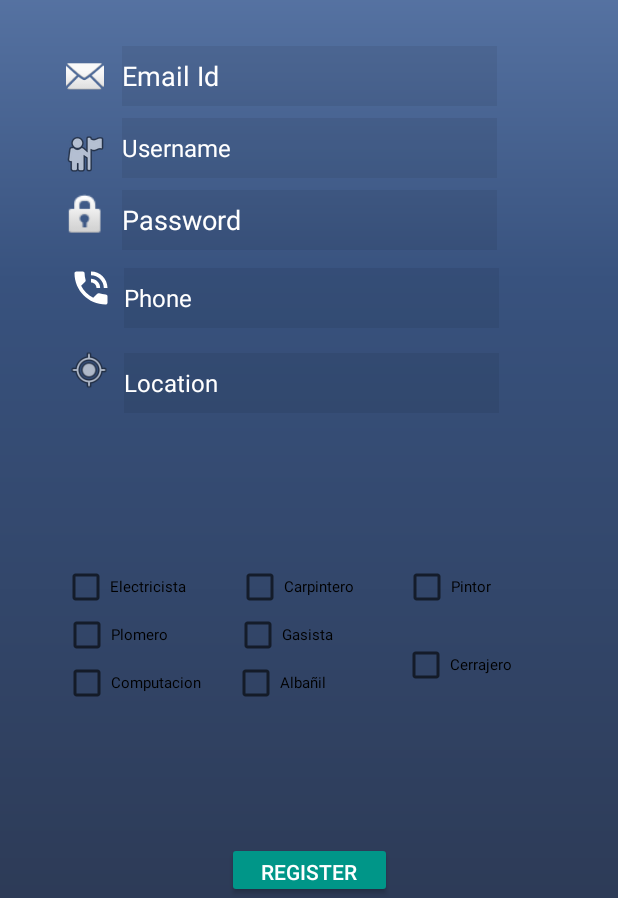
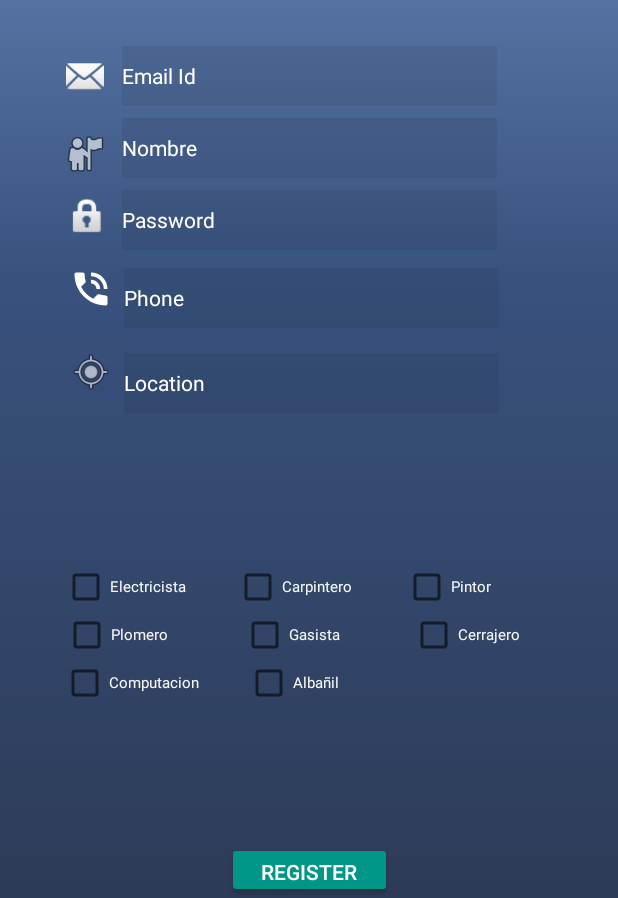
Before and after one commit to GaezOrt/SolveIt, an Android app: the SignUp screen opened directly, with no data from a screen before it, on a phone screen of 412 x 824 dp, the part 338-1236 px from its top. Run offline under Robolectric (Android 15) with nearby library versions, the phone set to English and light mode, and no system bars.

Commit message:
10 puntos

```diff
--- a/app/src/main/java/gunner/gunner/DownloadStuffInBackground.java
+++ b/app/src/main/java/gunner/gunner/DownloadStuffInBackground.java
@@ -33,6 +33,11 @@ public class DownloadStuffInBackground extends IntentService {
             if(Electricista.cantidadElectricistas==Electricidad.electricistas.size()){
                 stopSelf();
             }
+            if(Electricista.cantidadElectricistas>Electricidad.electricistas.size()){
+                Electricidad.showLoad=true;
+            }else{
+                Electricidad.showLoad=false;
+            }
 
     }
 }
--- a/app/src/main/java/gunner/gunner/LogInService.java
+++ b/app/src/main/java/gunner/gunner/LogInService.java
@@ -26,6 +26,6 @@ public class LogInService extends IntentService {
         if(!logIn){
             startActivity(new Intent(LogInService.this, LogIn.class));
         }
-        }
+    }
 
-    }
+}
--- a/app/src/main/java/gunner/gunner/SignUpService.java
+++ b/app/src/main/java/gunner/gunner/SignUpService.java
@@ -14,7 +14,7 @@ public class SignUpService extends IntentService {
     static boolean datosOk;
     static int estado;
     SignUp signUp= new SignUp();
-
+    static boolean imagenUsada=false;
 
     public SignUpService() {
         super("Log in service");
--- a/app/src/main/res/layout/register.xml
+++ b/app/src/main/res/layout/register.xml
@@ -14,6 +14,8 @@
         android:layout_width="wrap_content"
         android:layout_height="wrap_content"
         android:text="Electricista"
+        android:textColor="#FDF8F8F8"
+        android:textColorHint="#FDF1E9E9"
         android:textSize="10sp"
         app:layout_constraintEnd_toEndOf="parent"
         app:layout_constraintHorizontal_bias="0.126"
@@ -25,9 +27,11 @@
         android:layout_width="wrap_content"
         android:layout_height="wrap_content"
         android:text="Gasista"
+        android:textColor="#FDF8F8F8"
+        android:textColorHint="#FDF1E9E9"
         android:textSize="10sp"
         app:layout_constraintEnd_toEndOf="parent"
-        app:layout_constraintHorizontal_bias="0.187"
+        app:layout_constraintHorizontal_bias="0.209"
         app:layout_constraintStart_toEndOf="@+id/plomero"
         app:layout_constraintTop_toBottomOf="@+id/carpintero" />
 
@@ -36,20 +40,26 @@
         android:layout_width="wrap_content"
         android:layout_height="wrap_content"
         android:text="Carpintero"
+        android:textColor="#FDF8F8F8"
+        android:textColorHint="#FDF1E9E9"
         android:textSize="10sp"
         app:layout_constraintBottom_toTopOf="@+id/cuentaCreada"
         app:layout_constraintEnd_toStartOf="@+id/pintor"
+        app:layout_constraintHorizontal_bias="0.481"
         app:layout_constraintStart_toEndOf="@+id/Electricista"
-        app:layout_constraintTop_toBottomOf="@+id/location" />
+        app:layout_constraintTop_toBottomOf="@+id/location"
+        app:layout_constraintVertical_bias="0.503" />
 
     <CheckBox
         android:id="@+id/albanil"
         android:layout_width="wrap_content"
         android:layout_height="wrap_content"
         android:text="Albañil"
+        android:textColor="#FDF8F8F8"
+        android:textColorHint="#FDF1E9E9"
         android:textSize="10sp"
         app:layout_constraintEnd_toEndOf="parent"
-        app:layout_constraintHorizontal_bias="0.097"
+        app:layout_constraintHorizontal_bias="0.141"
         app:layout_constraintStart_toEndOf="@+id/computacion"
         app:layout_constraintTop_toBottomOf="@+id/gasista" />
 
@@ -58,6 +68,8 @@
         android:layout_width="wrap_content"
         android:layout_height="wrap_content"
         android:text="Plomero"
+        android:textColor="#FDF8F8F8"
+        android:textColorHint="#FDF1E9E9"
         android:textSize="10sp"
         app:layout_constraintEnd_toEndOf="parent"
         app:layout_constraintHorizontal_bias="0.122"
@@ -69,9 +81,11 @@
         android:layout_width="wrap_content"
         android:layout_height="wrap_content"
         android:text="Computacion"
+        android:textColor="#FDF8F8F8"
+        android:textColorHint="#FDF1E9E9"
         android:textSize="10sp"
         app:layout_constraintEnd_toEndOf="parent"
-        app:layout_constraintHorizontal_bias="0.131"
+        app:layout_constraintHorizontal_bias="0.128"
         app:layout_constraintStart_toStartOf="parent"
         app:layout_constraintTop_toBottomOf="@+id/plomero" />
 
@@ -81,12 +95,15 @@
         android:layout_height="wrap_content"
         android:layout_marginBottom="28dp"
         android:text="Cerrajero"
+        android:textColor="#FDF8F8F8"
+        android:textColorHint="#FDF1E9E9"
         android:textSize="10sp"
         app:layout_constraintBottom_toTopOf="@+id/cuentaCreada"
         app:layout_constraintEnd_toEndOf="parent"
-        app:layout_constraintHorizontal_bias="0.394"
+        app:layout_constraintHorizontal_bias="0.419"
         app:layout_constraintStart_toEndOf="@+id/gasista"
-        app:layout_constraintTop_toBottomOf="@+id/carpintero" />
+        app:layout_constraintTop_toBottomOf="@+id/carpintero"
+        app:layout_constraintVertical_bias="0.0" />
 
     <CheckBox
         android:id="@+id/pintor"
@@ -94,6 +111,8 @@
         android:layout_height="wrap_content"
         android:layout_marginBottom="28dp"
         android:text="Pintor"
+        android:textColor="#FDF8F8F8"
+        android:textColorHint="#FDF1E9E9"
         android:textSize="10sp"
         app:layout_constraintBottom_toTopOf="@+id/cerrajero"
         app:layout_constraintEnd_toEndOf="parent"
@@ -116,7 +135,7 @@
         android:inputType="textPersonName"
         android:textColor="@color/white"
         android:textColorHint="@color/white"
-        android:textSize="16dp"
+        android:textSize="14dp"
         app:layout_constraintBottom_toTopOf="@+id/button7"
         app:layout_constraintEnd_toEndOf="parent"
         app:layout_constraintHorizontal_bias="0.51"
@@ -152,6 +171,7 @@
         android:inputType="textEmailAddress"
         android:textColor="@color/white"
         android:textColorHint="@color/white"
+        android:textSize="14dp"
         app:layout_constraintEnd_toEndOf="parent"
         app:layout_constraintStart_toStartOf="parent"
         app:layout_constraintTop_toTopOf="parent" />
@@ -178,11 +198,11 @@
         android:layout_marginEnd="8dp"
         android:background="#11000000"
         android:ems="10"
-        android:hint="Username"
+        android:hint="Nombre"
         android:inputType="textPersonName"
         android:textColor="@color/white"
         android:textColorHint="@color/white"
-        android:textSize="16dp"
+        android:textSize="14dp"
         app:layout_constraintEnd_toEndOf="parent"
         app:layout_constraintStart_toStartOf="parent"
         app:layout_constraintTop_toBottomOf="@+id/editText3" />
@@ -201,7 +221,7 @@
         android:inputType="textPersonName"
         android:textColor="@color/white"
         android:textColorHint="@color/white"
-        android:textSize="16dp"
+        android:textSize="14dp"
         app:layout_constraintBottom_toTopOf="@+id/button7"
         app:layout_constraintEnd_toEndOf="parent"
         app:layout_constraintHorizontal_bias="0.51"
@@ -225,6 +245,7 @@
         android:inputType="textPassword"
         android:textColor="@color/white"
         android:textColorHint="@color/white"
+        android:textSize="14dp"
         app:layout_constraintEnd_toEndOf="parent"
         app:layout_constraintStart_toStartOf="parent"
         app:layout_constraintTop_toBottomOf="@+id/editText" />
@@ -281,8 +302,8 @@
 
     <ImageView
         android:id="@+id/imageView13"
-        android:layout_width="33dp"
-        android:layout_height="34dp"
+        android:layout_width="29dp"
+        android:layout_height="36dp"
         app:layout_constraintBottom_toBottomOf="@+id/editText2"
         app:layout_constraintEnd_toStartOf="@+id/editText2"
         app:layout_constraintHorizontal_bias="0.841"
@@ -297,10 +318,10 @@
         android:layout_height="29dp"
         app:layout_constraintBottom_toBottomOf="@+id/location"
         app:layout_constraintEnd_toStartOf="@+id/location"
-        app:layout_constraintHorizontal_bias="0.888"
+        app:layout_constraintHorizontal_bias="0.913"
         app:layout_constraintStart_toStartOf="parent"
         app:layout_constraintTop_toBottomOf="@+id/imageView4"
-        app:layout_constraintVertical_bias="0.645"
+        app:layout_constraintVertical_bias="0.676"
         app:srcCompat="@android:drawable/ic_menu_mylocation" />
 
     <TextView
```
Also changed, not shown: app/src/main/java/gunner/gunner/Electricidad.java (+18 -1 lines), app/src/main/java/gunner/gunner/LogIn.java (+7 -4 lines), app/src/main/java/gunner/gunner/SignUp.java (+17 -1 lines), app/src/main/res/layout/electr.xml (+11 -2 lines).
